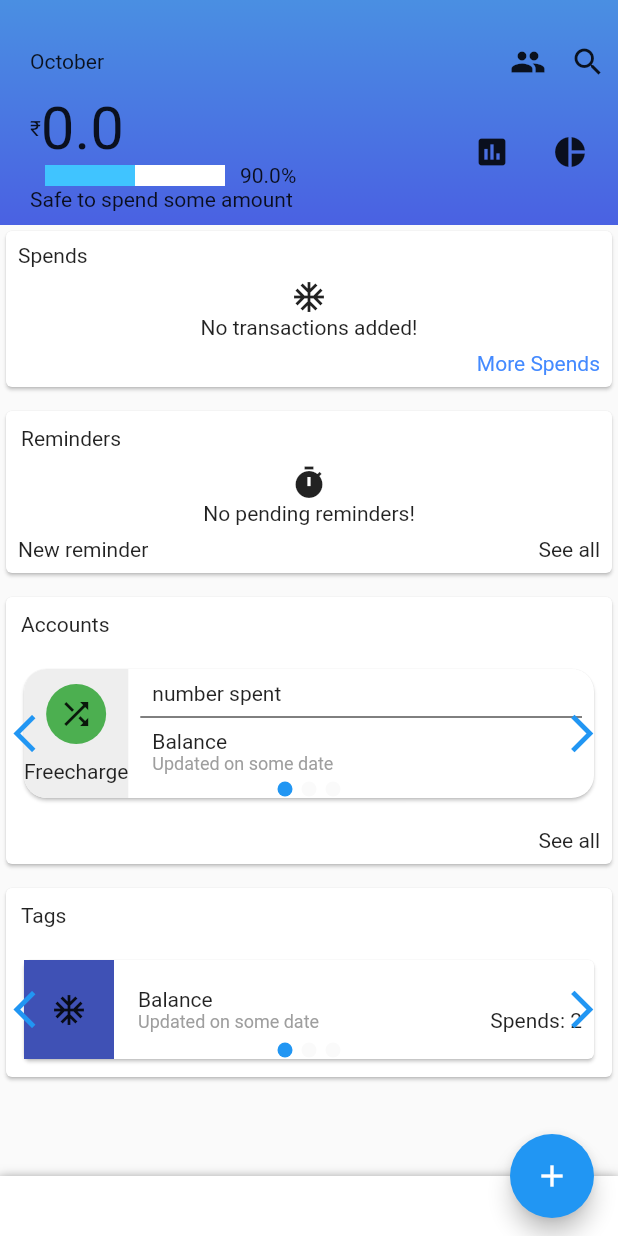
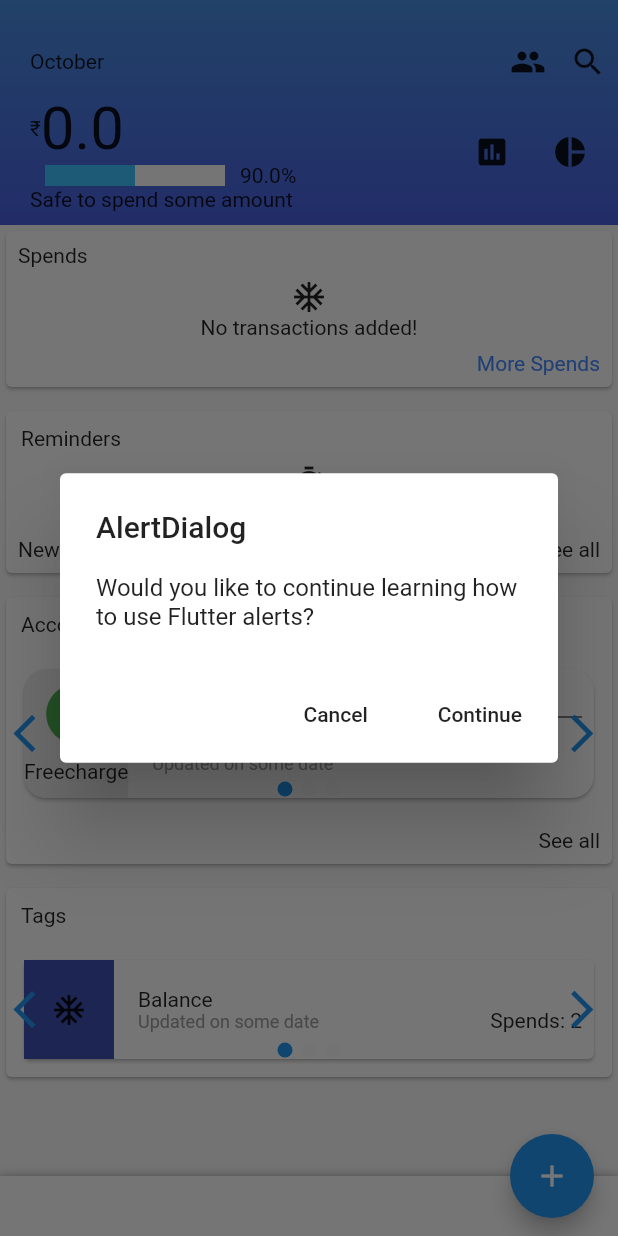
Before and after one commit to soujanyachan/walnut_clone, a Flutter app: the screen it shows after launch, after a tap on "90.0%", on a phone screen of 412 x 824 dp. Run offline on Flutter 3.47's test engine with Material 2 defaults, Android fonts, the phone set to English and light mode, and no system bars; drawn by our look-alikes of percent_indicator; our stand-ins replace flutter_swiper, flutter_xlider, image_picker, sqflite; missing offline and left inert: sms; accounts and stored records are empty.

Commit message:
added alert dialog

```diff
--- a/lib/appbarwidget.dart
+++ b/lib/appbarwidget.dart
@@ -3,6 +3,7 @@ import 'package:intl/intl.dart';
 import 'package:intl/date_symbol_data_local.dart';
 import 'package:percent_indicator/percent_indicator.dart';
 import 'package:walnut_clone/all_spends_screen.dart';
+import 'package:flutter_xlider/flutter_xlider.dart';
 import './spend.dart';
 
 class AppBarWidget extends StatefulWidget {
@@ -16,67 +17,110 @@ class AppBarWidget extends StatefulWidget {
 
 class _AppBarWidgetState extends State<AppBarWidget> {
   double _currentSliderValue = 0;
-  var overlayOpen = false;
+  double _lowerValue = 50;
+  double _upperValue = 180;
 
-  showOverlay(BuildContext context) async {
-    var slider = Slider(
-      value: _currentSliderValue,
-      min: 0,
-      max: 100,
-      divisions: 5,
-      label: _currentSliderValue.round().toString(),
-      onChanged: (double value) {
-        print(value);
-        print("value");
-        setState(() {
-          _currentSliderValue = value;
-        });
+  showAlertDialog(BuildContext context) {
+
+    // set up the buttons
+    Widget cancelButton = FlatButton(
+      child: Text("Cancel"),
+      onPressed:  () {},
+    );
+    Widget continueButton = FlatButton(
+      child: Text("Continue"),
+      onPressed:  () {},
+    );
+
+    // set up the AlertDialog
+    AlertDialog alert = AlertDialog(
+      title: Text("AlertDialog"),
+      content: Text("Would you like to continue learning how to use Flutter alerts?"),
+      actions: [
+        cancelButton,
+        continueButton,
+      ],
+    );
+
+    // show the dialog
+    showDialog(
+      context: context,
+      builder: (BuildContext context) {
+        return alert;
       },
     );
-    OverlayState overlayState = Overlay.of(context);
-    OverlayEntry overlayEntry = OverlayEntry(
-        builder: (context) => Positioned(
-          top: MediaQuery.of(context).size.height / 2.0,
-          left: MediaQuery.of(context).size.width / 8.0,
-          width: MediaQuery.of(context).size.width * 0.75,
-          child: Card(
-            color: Colors.pink,
-            child: Padding(
-              padding: const EdgeInsets.all(8.0),
-              child: Column(
-                children: <Widget>[
-                  Text('select your budget'),
-                  slider,
-                  Row(
-                    mainAxisAlignment: MainAxisAlignment.spaceEvenly,
-                    children: <Widget>[
-                      RaisedButton(
-                        onPressed: () {
-//                          overlayOpen = false;
-                        print(overlayState);
-                        },
-                        child: Text('Save'),
-                      ),
-                      RaisedButton(
-                        onPressed: () {
-//                          overlayOpen = false;
-                          print(overlayState);
-                        },
-                        child: Text('Close'),
-                      )
-                    ],
-                  )
-                ],
-              ),
-            ),
-          ),
-        ));
-    overlayState.insert(overlayEntry);
-//    await Future.delayed(Duration(seconds: 2));
-    if(!overlayOpen) {
-      overlayEntry.remove();
-    }
   }
+
+//  showOverlay(BuildContext context) async {
+//    OverlayState overlayState = Overlay.of(context);
+//    OverlayEntry overlayEntry;
+//    overlayEntry = OverlayEntry(
+//        builder: (context) => Positioned(
+//          top: MediaQuery.of(context).size.height / 3.0,
+//          left: MediaQuery.of(context).size.width / 8.0,
+//          width: MediaQuery.of(context).size.width * 0.75,
+//          child: Card(
+//            color: Colors.pink,
+//            child:
+//            Padding(
+//              padding: const EdgeInsets.all(8.0),
+//              child: Column(
+//                children: <Widget>[
+//                  Text('select your budget'),
+//                  Row(
+//                    children: <Widget>[
+//                      Text('Budget value'),
+//                      Container(
+//                        width: 100,
+//                        child: TextFormField(
+//                          decoration: InputDecoration(
+//                              border: InputBorder.none, hintText: 'Budget value'),
+//                          onSaved: (value) {
+//                            print(value);
+//                          },
+//                        ),
+//                      ),
+//                    ],
+//                  ),
+//                  Slider(
+//                    value: _currentSliderValue.toDouble(),
+//                    min: 0,
+//                    max: 200000,
+//                    divisions: 10,
+//                    label: _currentSliderValue.round().toString(),
+//                    onChanged: (double value) {
+//                      setState(() {
+//                        _currentSliderValue = value;
+//                        overlayEntry.markNeedsBuild();
+//                      });
+//                    },
+//                  ),
+//                  Row(
+//                    mainAxisAlignment: MainAxisAlignment.spaceEvenly,
+//                    children: <Widget>[
+//                      RaisedButton(
+//                        onPressed: () {
+//                          print('removing overlay entry 1');
+//                          overlayEntry.remove();
+//                        },
+//                        child: Text('Save'),
+//                      ),
+//                      RaisedButton(
+//                        onPressed: () {
+//                          print('removing overlay entry 2');
+//                          overlayEntry.remove();
+//                        },
+//                        child: Text('Close'),
+//                      )
+//                    ],
+//                  )
+//                ],
+//              ),
+//            ),
+//          ),
+//        ));
+//    overlayState.insert(overlayEntry);
+//  }
 
   getAppBarWidget(BuildContext ctx) {
     var totalAmountSpent = 0.0;
@@ -145,10 +189,8 @@ class _AppBarWidgetState extends State<AppBarWidget> {
                         ),
                         GestureDetector(
                           onTap: () {
-                              showOverlay(ctx);
-                              setState(() {
-                                overlayOpen = true;
-                              });
+//                            showOverlay(ctx);
+                            showAlertDialog(ctx);
                           },
                           child: new LinearPercentIndicator(
                             width: 140.0,
@@ -192,5 +234,20 @@ class _AppBarWidgetState extends State<AppBarWidget> {
   @override
   Widget build(BuildContext context) {
     return getAppBarWidget(context);
+//  return Slider(
+//    value: _currentSliderValue.toDouble(),
+//    min: 0,
+//    max: 100,
+//    divisions: 5,
+//    label: _currentSliderValue.round().toString(),
+//    onChanged: (double value) {
+//      print(value.runtimeType);
+//      print(value);
+//      print("value");
+//      setState(() {
+//        _currentSliderValue = value;
+//      });
+//    },
+//  );
   }
 }
--- a/pubspec.yaml
+++ b/pubspec.yaml
@@ -36,7 +36,7 @@ dev_dependencies:
   path: ^1.6.4
   path_provider: ^1.6.10
   image_picker: ^0.6.7+1
-
+  flutter_xlider: ^3.4.0
 
 
 # For information on the generic Dart part of this file, see the
```
Also changed, not shown: pubspec.lock.
